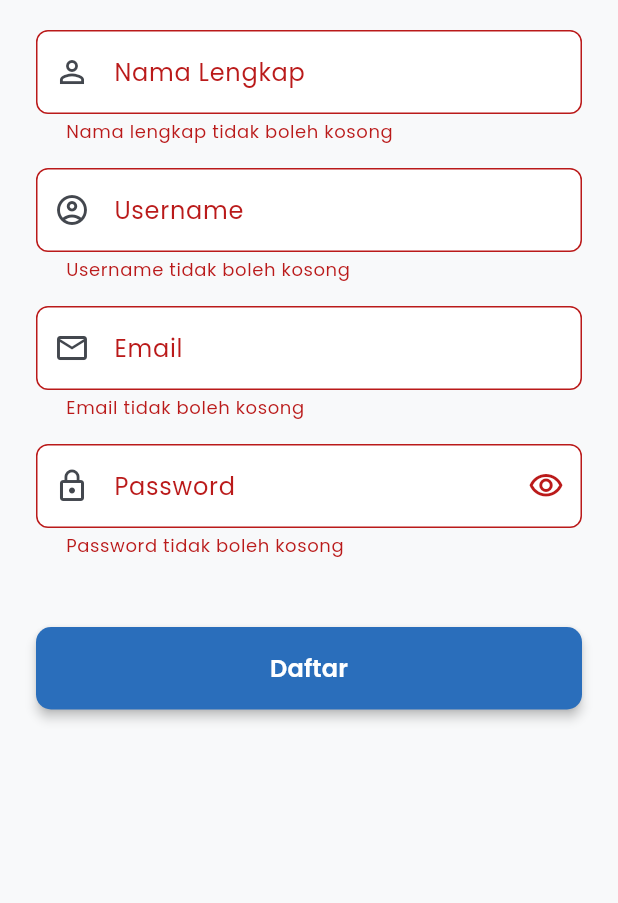
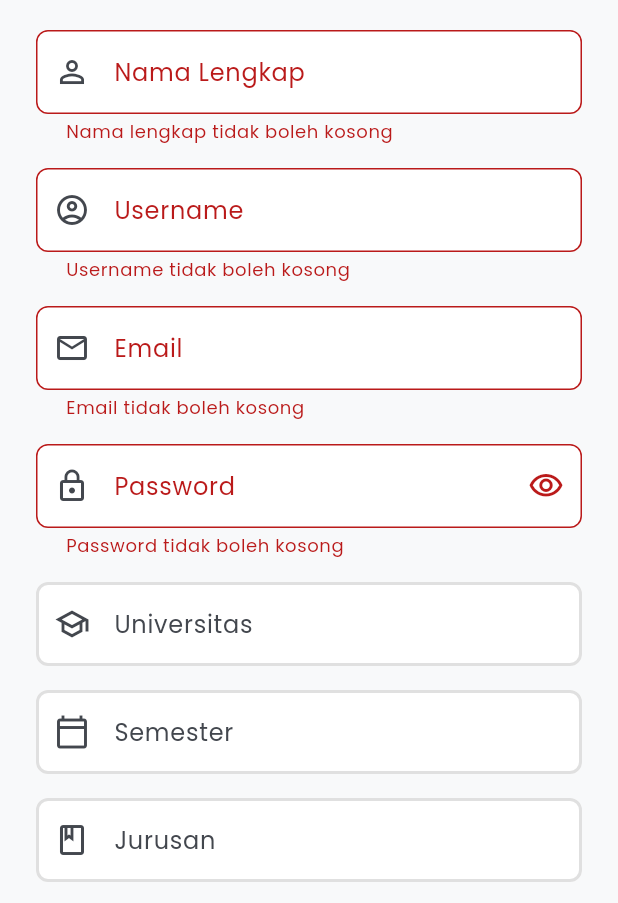
Before and after one commit to danzwel/etutor_flutter, a Flutter app: the RegisterScreen screen opened directly, after a tap on "Daftar", after a tap on "Tutor", on a phone screen of 412 x 824 dp, the part 333-1236 px from its top. Run offline on Flutter 3.47's test engine with Material 3 defaults, Android fonts, the phone set to English and light mode, and no system bars; our stand-ins replace cached_network_image, flutter_rating_bar, google_fonts, shared_preferences; accounts and stored records are empty; network calls fail.

Commit message:
Add tutor registration fields and validation to the registration screen

```diff
--- a/lib/screens/auth/register_screen.dart
+++ b/lib/screens/auth/register_screen.dart
@@ -19,6 +19,13 @@ class _RegisterScreenState extends State<RegisterScreen> {
   final _sekolahController = TextEditingController();
   final _kelasController = TextEditingController();
 
+  // Tutor fields
+  final _universitasController = TextEditingController();
+  final _semesterController = TextEditingController();
+  final _jurusanController = TextEditingController();
+  final _mataPelajaranController = TextEditingController();
+  final _hargaPerJamController = TextEditingController();
+
   String _selectedRole = 'siswa';
   bool _obscurePassword = true;
 
@@ -30,6 +37,11 @@ class _RegisterScreenState extends State<RegisterScreen> {
     _namaLengkapController.dispose();
     _sekolahController.dispose();
     _kelasController.dispose();
+    _universitasController.dispose();
+    _semesterController.dispose();
+    _jurusanController.dispose();
+    _mataPelajaranController.dispose();
+    _hargaPerJamController.dispose();
     super.dispose();
   }
 
@@ -49,6 +61,12 @@ class _RegisterScreenState extends State<RegisterScreen> {
     if (_selectedRole == 'siswa') {
       data['sekolah'] = _sekolahController.text.trim();
       data['kelas'] = _kelasController.text.trim();
+    } else if (_selectedRole == 'tutor') {
+      data['universitas'] = _universitasController.text.trim();
+      data['semester'] = _semesterController.text.trim();
+      data['jurusan'] = _jurusanController.text.trim();
+      data['mata_pelajaran'] = _mataPelajaranController.text.trim();
+      data['harga_per_jam'] = _hargaPerJamController.text.trim();
     }
 
     final success = await authProvider.register(data);
@@ -262,6 +280,118 @@ class _RegisterScreenState extends State<RegisterScreen> {
                   ),
                 ],
 
+                // Conditional fields for Tutor
+                if (_selectedRole == 'tutor') ...[
+                  TextFormField(
+                    controller: _universitasController,
+                    decoration: const InputDecoration(
+                      labelText: 'Universitas',
+                      prefixIcon: Icon(Icons.school_outlined),
+                      hintText: 'Contoh: Universitas Indonesia',
+                    ),
+                    validator: (value) {
+                      if (value == null || value.trim().isEmpty) {
+                        return 'Universitas tidak boleh kosong';
+                      }
+                      return null;
+                    },
+                  ),
+                  const SizedBox(height: 16),
+                  TextFormField(
+                    controller: _semesterController,
+                    keyboardType: TextInputType.number,
+                    decoration: const InputDecoration(
+                      labelText: 'Semester',
+                      prefixIcon: Icon(Icons.calendar_today_outlined),
+                      hintText: 'Contoh: 5',
+                    ),
+                    validator: (value) {
+                      if (value == null || value.trim().isEmpty) {
+                        return 'Semester tidak boleh kosong';
+                      }
+                      final semester = int.tryParse(value.trim());
+                      if (semester == null || semester < 1 || semester > 14) {
+                        return 'Semester harus antara 1-14';
+                      }
+                      return null;
+                    },
+                  ),
+                  const SizedBox(height: 16),
+                  TextFormField(
+                    controller: _jurusanController,
+                    decoration: const InputDecoration(
+                      labelText: 'Jurusan',
+                      prefixIcon: Icon(Icons.book_outlined),
+                      hintText: 'Contoh: Teknik Informatika',
+                    ),
+                    validator: (value) {
+                      if (value == null || value.trim().isEmpty) {
+                        return 'Jurusan tidak boleh kosong';
+                      }
+                      return null;
+                    },
+                  ),
+                  const SizedBox(height: 16),
+                  TextFormField(
+                    controller: _mataPelajaranController,
+                    decoration: const InputDecoration(
+                      labelText: 'Mata Pelajaran yang Diajarkan',
+                      prefixIcon: Icon(Icons.menu_book_outlined),
+                      hintText: 'Contoh: Matematika, Fisika, Kimia',
+                    ),
+                    validator: (value) {
+                      if (value == null || value.trim().isEmpty) {
+                        return 'Mata pelajaran tidak boleh kosong';
+                      }
+                      return null;
+                    },
+                  ),
+                  const SizedBox(height: 16),
+                  TextFormField(
+                    controller: _hargaPerJamController,
+                    keyboardType: TextInputType.number,
+                    decoration: const InputDecoration(
+                      labelText: 'Harga per Jam (Rp)',
+                      prefixIcon: Icon(Icons.attach_money_outlined),
+                      hintText: 'Contoh: 75000',
+                    ),
+                    validator: (value) {
+                      if (value == null || value.trim().isEmpty) {
+                        return 'Harga per jam tidak boleh kosong';
+                      }
+                      final harga = int.tryParse(value.trim());
+                      if (harga == null || harga < 10000) {
+                        return 'Harga minimal Rp 10.000';
+                      }
+                      return null;
+                    },
+                  ),
+                  const SizedBox(height: 16),
+                  Container(
+                    padding: const EdgeInsets.all(12),
+                    decoration: BoxDecoration(
+                      color: AppColors.infoColor.withOpacity(0.1),
+                      borderRadius: BorderRadius.circular(8),
+                      border: Border.all(color: AppColors.infoColor.withOpacity(0.3)),
+                    ),
+                    child: Row(
+                      children: const [
+                        Icon(Icons.info_outline, size: 20, color: AppColors.infoColor),
+                        SizedBox(width: 10),
+                        Expanded(
+                          child: Text(
+                            'Foto profil dapat diupload nanti setelah akun disetujui oleh admin',
+                            style: TextStyle(
+                              fontSize: 12,
+                              color: AppColors.textDark,
+                            ),
+                          ),
+                        ),
+                      ],
+                    ),
+                  ),
+                ],
+
                 const SizedBox(height: 30),
 
                 Consumer<AuthProvider>(
```
